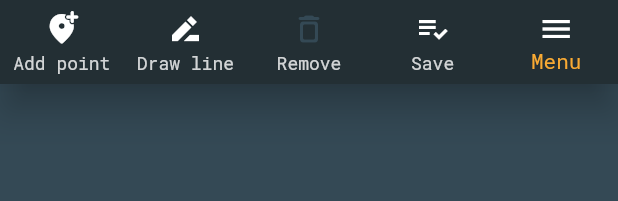
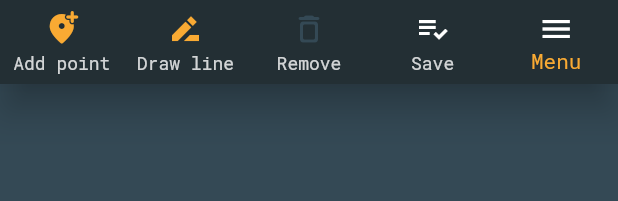
Before and after one commit to pawelmat142/flutter_map_toy, a Flutter app: the MapToolbar widget shown alone on an empty page, opened directly, on a phone screen of 412 x 824 dp. Shown: the top 201 px of the screen. Run offline on Flutter 3.47's test engine with Material 2 defaults, Android fonts, the phone set to English and light mode, and no system bars; our stand-ins replace flutter_bloc, get_it, google_maps_flutter, hive_flutter, location; missing offline and left inert: flutter_config, navigation_history_observer, widget_to_marker; accounts and stored records are empty.

Commit message:
spinner, toolbar colors

```diff
--- a/lib/global/extensions.dart
+++ b/lib/global/extensions.dart
@@ -1,6 +1,7 @@
 import 'package:flutter/material.dart';
 import 'package:google_maps_flutter/google_maps_flutter.dart';
 import 'package:intl/intl.dart';
+import 'package:navigation_history_observer/navigation_history_observer.dart';
 
 extension StringExtension on String {
 
@@ -41,3 +42,18 @@ extension ColorExtension on Color {
     return hslLight.toColor();
   }
 }
+
+extension Navi on Navigator {
+
+  static GlobalKey<NavigatorState> navigatorKey = GlobalKey<NavigatorState>();
+
+  static Iterable<Route<dynamic>> get routes => NavigationHistoryObserver().history;
+  static Iterable<String?> get path => routes.map((Route route) => route.settings.name);
+
+  static bool inStack(String screenId) => routes.any((Route route) => route.settings.name == screenId);
+
+  static remove(BuildContext context, String screenId) {
+    Navigator.pop(context, (Route route) => route.settings.name == screenId);
+  }
+
+}
--- a/lib/models/map_state.dart
+++ b/lib/models/map_state.dart
@@ -11,7 +11,9 @@ import '../global/drawing/map_drawing_model.dart';
 
 enum BlocState {
   empty,
-  ready
+  ready,
+  loading,
+  initializing
 }
 
 class MapState {
@@ -27,7 +29,6 @@ class MapState {
   bool drawingMode;
   GoogleMapController? mapController;
   CameraPosition? initialCameraPosition;
-  double? initialDiagonalDistance;
   CameraPosition? cameraPosition;
 
   bool get isAnyMarkerSelected => selectedMarkerId.isNotEmpty;
@@ -52,6 +53,7 @@ class MapState {
 
   double get rescaleFactor => cameraPosition is CameraPosition ? pow(2, MapUtil.kZoomInitial - cameraPosition!.zoom).toDouble() : 1;
 
+  bool get initializing => state == BlocState.initializing;
 
   bool isIcon(String markerId) {
     return icons.any((point) => point.id == markerId);
@@ -82,7 +84,6 @@ class MapState {
     this.drawingMode,
     this.mapController,
     this.initialCameraPosition,
-    this.initialDiagonalDistance,
     this.cameraPosition,
   );
 
@@ -98,7 +99,6 @@ class MapState {
     GoogleMapController? mapController,
     CameraPosition? initialCameraPosition,
     BuildContext? ctx,
-    double? initialDiagonalDistance,
     CameraPosition? cameraPosition,
   }) {
     if (drawingMode is bool) {
@@ -119,7 +119,6 @@ class MapState {
       drawingMode ?? this.drawingMode,
       mapController ?? this.mapController,
       initialCameraPosition ?? this.initialCameraPosition,
-      initialDiagonalDistance ?? this.initialDiagonalDistance,
       cameraPosition ?? this.cameraPosition,
     );
   }
--- a/lib/presentation/views/map_screen/map_toolbar.dart
+++ b/lib/presentation/views/map_screen/map_toolbar.dart
@@ -37,6 +37,7 @@ class MapToolbar extends StatelessWidget {
         label: 'confirm',
         barLabel: 'confirm',
         icon: AppIcon.confirm,
+        color: AppColor.blue,
         onTap: () async {
           cubit.addDrawingAsMarker(
             context: context,
@@ -48,6 +49,7 @@ class MapToolbar extends StatelessWidget {
       ToolBarItem(
         label: 'cancel',
         barLabel: 'cancel',
+        color: AppColor.red,
         icon: AppIcon.cancel,
         onTap: () => cubit.turnDrawingMode(context: context, on: false)
       ),
@@ -95,6 +97,7 @@ class MapToolbar extends StatelessWidget {
         label: 'add_point',
         barLabel: 'add point',
         menuLabel: 'add point',
+        color: AppColor.secondary,
         icon: AppIcon.addPoint,
         onTap: () => cubit.addIconMarker(context),
       ),
@@ -111,6 +114,7 @@ class MapToolbar extends StatelessWidget {
       ) :  ToolBarItem(
           label: 'draw_line',
           barLabel: 'draw line',
+          color: AppColor.secondary,
           icon: AppIcon.drawLine,
           onTap: () => cubit.turnOnDrawingMode(context: context),
           ),
@@ -125,6 +129,7 @@ class MapToolbar extends StatelessWidget {
           barLabel: 'remove',
           icon: AppIcon.delete,
           disabled: !state.isAnyMarkerSelected,
+          color: AppColor.red,
           onTap: () {
             AppPopup(context)
               .title('Are you sure?')
--- a/lib/presentation/views/saved_maps_screen.dart
+++ b/lib/presentation/views/saved_maps_screen.dart
@@ -38,9 +38,9 @@ class SavedMapsScreen extends StatelessWidget {
                 return ListTile(
                   title: Text(mapModel.name),
                   subtitle: Text(mapModel.modified.format),
-                  onTap: () async {
+                  onTap: () {
+                    Navigator.pushNamed(context, MapScreen.id);
                     mapCubit.loadStateFromModel(context, mapModel);
-                    Navigator.pushNamed(context, MapScreen.id);
                   },
                   onLongPress: () {
                     mapModel.delete();
--- a/lib/utils/draw_util.dart
+++ b/lib/utils/draw_util.dart
@@ -112,8 +112,6 @@ abstract class DrawUtil {
     );
   }
 
-  //TODO add popup when clear all markers
-
   static double getPixelRatio(BuildContext context) {
     return Platform.isAndroid
         ? MediaQuery.of(context).devicePixelRatio
--- a/pubspec.yaml
+++ b/pubspec.yaml
@@ -48,6 +48,7 @@ dependencies:
   widget_to_marker: ^1.0.3
   hive_flutter: ^1.1.0
   intl: ^0.18.1
+  navigation_history_observer: ^1.1.0
 
 dev_dependencies:
   flutter_test:
```
Also changed, not shown: lib/main.dart (+33 -2 lines), lib/models/map_cubit.dart (+34 -25 lines), lib/presentation/components/new_map_button.dart (+4 -12 lines), lib/presentation/views/map_screen/map_screen.dart (+11 -5 lines), pubspec.lock.
